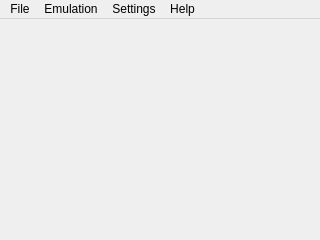
Old version of the form mbGB-Qt/mainwindow.ui in the repository BueniaDev/libmbGB.
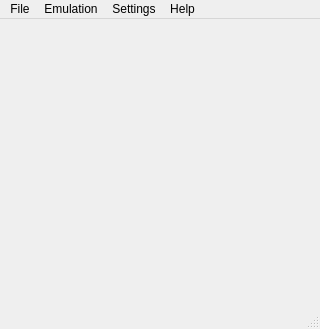
New version of the form.

What changed in the file:
```diff
--- a/mbGB-Qt/mainwindow.ui
+++ b/mbGB-Qt/mainwindow.ui
@@ -7,9 +7,24 @@
     <x>0</x>
     <y>0</y>
     <width>320</width>
-    <height>240</height>
+    <height>329</height>
    </rect>
   </property>
+  <property name="sizePolicy">
+   <sizepolicy hsizetype="Preferred" vsizetype="Preferred">
+    <horstretch>0</horstretch>
+    <verstretch>0</verstretch>
+   </sizepolicy>
+  </property>
+  <property name="sizeIncrement">
+   <size>
+    <width>0</width>
+    <height>0</height>
+   </size>
+  </property>
+  <property name="acceptDrops">
+   <bool>true</bool>
+  </property>
   <property name="windowTitle">
    <string>mbGB-Qt</string>
   </property>
@@ -69,7 +84,15 @@
    <addaction name="menuSettings"/>
    <addaction name="menuHelp"/>
   </widget>
-  <action name="actionOpenROM">
+  <widget class="QStatusBar" name="statusBar">
+   <property name="sizePolicy">
+    <sizepolicy hsizetype="Preferred" vsizetype="Preferred">
+     <horstretch>0</horstretch>
+     <verstretch>0</verstretch>
+    </sizepolicy>
+   </property>
+  </widget>
+  <action name="actionLoadROM">
    <property name="text">
     <string>Open ROM...</string>
    </property>
```
Left out of the diff: 183 changed lines with no effect on the pictures.
